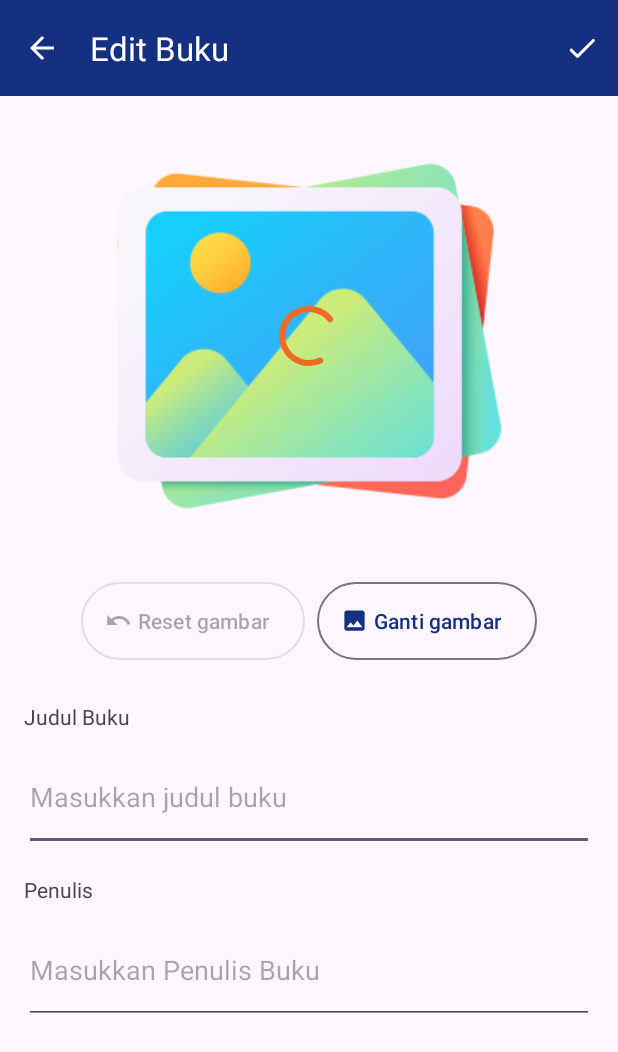
After one commit to novandi18/books-management-android, an Android app: the EditActivity screen opened directly, with no data from a screen before it, on a phone screen of 412 x 824 dp. The commit adds this screen. Shown: the top 1052 px of the screen. Run offline under Robolectric (Android 15) with nearby library versions, the phone set to English and light mode, and no system bars; our stand-ins replace Dagger/Hilt's generated code; pictures from the network do not load.

Commit message:
add edit book

```diff
--- /dev/null
+++ b/app/src/main/res/drawable/ic_check.xml
@@ -0,0 +1,5 @@
+<vector android:height="24dp" android:tint="#FFFFFF"
+    android:viewportHeight="24" android:viewportWidth="24"
+    android:width="24dp" xmlns:android="http://schemas.android.com/apk/res/android">
+    <path android:fillColor="@android:color/white" android:pathData="M9,16.17L5.53,12.7c-0.39,-0.39 -1.02,-0.39 -1.41,0 -0.39,0.39 -0.39,1.02 0,1.41l4.18,4.18c0.39,0.39 1.02,0.39 1.41,0L20.29,7.71c0.39,-0.39 0.39,-1.02 0,-1.41 -0.39,-0.39 -1.02,-0.39 -1.41,0L9,16.17z"/>
+</vector>
--- /dev/null
+++ b/app/src/main/res/drawable/ic_edit.xml
@@ -0,0 +1,5 @@
+<vector android:height="24dp" android:tint="#FFFFFF"
+    android:viewportHeight="24" android:viewportWidth="24"
+    android:width="24dp" xmlns:android="http://schemas.android.com/apk/res/android">
+    <path android:fillColor="@android:color/white" android:pathData="M3,17.46v3.04c0,0.28 0.22,0.5 0.5,0.5h3.04c0.13,0 0.26,-0.05 0.35,-0.15L17.81,9.94l-3.75,-3.75L3.15,17.1c-0.1,0.1 -0.15,0.22 -0.15,0.36zM20.71,7.04c0.39,-0.39 0.39,-1.02 0,-1.41l-2.34,-2.34c-0.39,-0.39 -1.02,-0.39 -1.41,0l-1.83,1.83 3.75,3.75 1.83,-1.83z"/>
+</vector>
--- /dev/null
+++ b/app/src/main/res/drawable/ic_undo.xml
@@ -0,0 +1,5 @@
+<vector android:autoMirrored="true" android:height="24dp"
+    android:tint="#000000" android:viewportHeight="24"
+    android:viewportWidth="24" android:width="24dp" xmlns:android="http://schemas.android.com/apk/res/android">
+    <path android:fillColor="@android:color/black" android:pathData="M12.5,8c-2.65,0 -5.05,0.99 -6.9,2.6L2,7v9h9l-3.62,-3.62c1.39,-1.16 3.16,-1.88 5.12,-1.88 3.54,0 6.55,2.31 7.6,5.5l2.37,-0.78C21.08,11.03 17.15,8 12.5,8z"/>
+</vector>
--- /dev/null
+++ b/app/src/main/res/layout/activity_edit.xml
@@ -0,0 +1,141 @@
+<?xml version="1.0" encoding="utf-8"?>
+<androidx.coordinatorlayout.widget.CoordinatorLayout xmlns:android="http://schemas.android.com/apk/res/android"
+    xmlns:app="http://schemas.android.com/apk/res-auto"
+    xmlns:tools="http://schemas.android.com/tools"
+    android:layout_width="match_parent"
+    android:layout_height="match_parent"
+    tools:context=".ui.edit.EditActivity">
+
+    <com.google.android.material.appbar.AppBarLayout
+        android:layout_width="match_parent"
+        android:layout_height="wrap_content"
+        android:backgroundTint="@color/blue">
+
+        <com.google.android.material.appbar.MaterialToolbar
+            android:id="@+id/topAppBar"
+            android:layout_width="match_parent"
+            android:layout_height="wrap_content"
+            android:minHeight="?attr/actionBarSize"
+            app:title="@string/edit_book"
+            app:menu="@menu/menu_edit"
+            app:navigationIcon="@drawable/ic_back"
+            app:titleTextColor="@color/white"
+            app:navigationIconTint="@color/white"/>
+
+        <com.google.android.material.progressindicator.LinearProgressIndicator
+            android:id="@+id/progress_bar_upload"
+            android:layout_width="match_parent"
+            android:layout_height="wrap_content"
+            app:indicatorColor="@color/orange"
+            android:indeterminate="true"
+            android:visibility="gone"/>
+
+    </com.google.android.material.appbar.AppBarLayout>
+
+    <androidx.core.widget.NestedScrollView
+        android:layout_width="match_parent"
+        android:layout_height="match_parent"
+        app:layout_behavior="@string/appbar_scrolling_view_behavior">
+
+        <LinearLayout
+            android:layout_width="match_parent"
+            android:layout_height="match_parent"
+            android:orientation="vertical"
+            android:paddingHorizontal="16dp">
+
+            <RelativeLayout
+                android:layout_width="wrap_content"
+                android:layout_height="320dp"
+                android:layout_gravity="center_horizontal">
+
+                <ImageView
+                    android:id="@+id/iv_image"
+                    android:layout_width="wrap_content"
+                    android:layout_height="match_parent"
+                    android:src="@drawable/image_preview"
+                    android:layout_gravity="center_horizontal"
+                    android:layout_marginVertical="8dp"
+                    android:contentDescription="@string/upload_image" />
+
+                <com.google.android.material.progressindicator.CircularProgressIndicator
+                    android:id="@+id/progress_bar"
+                    android:layout_width="wrap_content"
+                    android:layout_height="wrap_content"
+                    android:layout_centerInParent="true"
+                    android:indeterminate="true"
+                    tools:progress="100"
+                    app:indicatorColor="@color/orange"/>
+
+            </RelativeLayout>
+
+            <LinearLayout
+                android:layout_width="match_parent"
+                android:layout_height="wrap_content"
+                android:orientation="horizontal"
+                android:gravity="center_horizontal">
+
+                <Button
+                    android:id="@+id/btn_image_reset"
+                    style="@style/Widget.Material3.Button.OutlinedButton.Icon"
+                    android:layout_width="wrap_content"
+                    android:layout_height="60dp"
+                    android:textAlignment="center"
+                    app:icon="@drawable/ic_undo"
+                    android:text="@string/reset_book_image"
+                    android:layout_marginEnd="8dp"
+                    android:enabled="false"/>
+
+                <Button
+                    android:id="@+id/btn_image"
+                    style="@style/Widget.Material3.Button.OutlinedButton.Icon"
+                    android:layout_width="wrap_content"
+                    android:layout_height="60dp"
+                    android:textAlignment="center"
+                    app:icon="@drawable/ic_image"
+                    android:text="@string/change_book_image"/>
+
+            </LinearLayout>
+
+            <TextView
+                android:layout_width="match_parent"
+                android:layout_height="wrap_content"
+                android:layout_marginTop="24dp"
+                android:text="@string/title"/>
+
+            <EditText
+                android:id="@+id/ed_title"
+                android:layout_width="match_parent"
+                android:layout_height="72dp"
+                android:layout_marginTop="8dp"
+                android:inputType="text"
+                android:hint="@string/title_hint"/>
+
+            <TextView
+                android:id="@+id/tv_image_name"
+                android:layout_width="match_parent"
+                android:layout_height="wrap_content"
+                tools:text="jawir_book.jpg"
+                android:layout_marginTop="8dp"
+                android:textAlignment="textEnd"
+                android:visibility="gone"
+                tools:visibility="visible"/>
+
+            <TextView
+                android:layout_width="match_parent"
+                android:layout_height="wrap_content"
+                android:text="@string/author"
+                android:layout_marginTop="16dp"/>
+
+            <EditText
+                android:id="@+id/ed_author"
+                android:layout_width="match_parent"
+                android:layout_height="72dp"
+                android:layout_marginTop="8dp"
+                android:inputType="text"
+                android:hint="@string/author_hint"/>
+
+        </LinearLayout>
+
+    </androidx.core.widget.NestedScrollView>
+
+</androidx.coordinatorlayout.widget.CoordinatorLayout>
--- a/app/src/main/res/menu/menu_book.xml
+++ b/app/src/main/res/menu/menu_book.xml
@@ -8,6 +8,12 @@
         app:showAsAction="ifRoom" />
 
     <item
+        android:id="@+id/book_edit"
+        android:icon="@drawable/ic_edit"
+        android:title="@string/edit_book"
+        app:showAsAction="ifRoom" />
+
+    <item
         android:id="@+id/book_delete"
         android:icon="@drawable/ic_delete"
         android:title="@string/delete_book"
--- /dev/null
+++ b/app/src/main/res/menu/menu_edit.xml
@@ -0,0 +1,9 @@
+<?xml version="1.0" encoding="utf-8"?>
+<menu xmlns:android="http://schemas.android.com/apk/res/android"
+    xmlns:app="http://schemas.android.com/apk/res-auto">
+    <item
+        android:id="@+id/edit_submit"
+        android:icon="@drawable/ic_check"
+        android:title="@string/edit_book"
+        app:showAsAction="ifRoom" />
+</menu>
--- a/app/src/main/res/values/strings.xml
+++ b/app/src/main/res/values/strings.xml
@@ -19,4 +19,10 @@
     <string name="cancel">Batal</string>
     <string name="search_hint">Cari buku</string>
     <string name="favorite">Favorit</string>
+    <string name="edit_book">Edit Buku</string>
+    <string name="edit_book_completed">Buku berhasil diubah</string>
+    <string name="change_book_image">Ganti gambar</string>
+    <string name="reset_book_image">Reset gambar</string>
+    <string name="field_empty_warning">Masukkan nama dan author dulu</string>
+    <string name="image_empty_warning">Pilih gambar dulu</string>
 </resources>
--- a/core/src/main/java/com/novandi/core/repository/BookRepository.kt
+++ b/core/src/main/java/com/novandi/core/repository/BookRepository.kt
@@ -17,4 +17,5 @@ interface BookRepository {
     fun getSearchQuery(query: String): LiveData<List<BookEntity>>
     fun getFavoriteBooks(): LiveData<List<BookEntity>>
     suspend fun updateBookFavorite(isFavorite: Boolean, id: Int)
+    suspend fun updateBook(book: BookEntity)
 }
--- a/core/src/main/java/com/novandi/core/repository/BookRepositoryImpl.kt
+++ b/core/src/main/java/com/novandi/core/repository/BookRepositoryImpl.kt
@@ -62,4 +62,6 @@ class BookRepositoryImpl @Inject constructor(
 
     override suspend fun updateBookFavorite(isFavorite: Boolean, id: Int) =
         bookDao.updateBookFavorite(isFavorite, id)
+
+    override suspend fun updateBook(book: BookEntity) = bookDao.updateBook(book)
 }
--- a/core/src/main/java/com/novandi/core/room/BookDao.kt
+++ b/core/src/main/java/com/novandi/core/room/BookDao.kt
@@ -6,6 +6,7 @@ import androidx.room.Delete
 import androidx.room.Insert
 import androidx.room.OnConflictStrategy
 import androidx.room.Query
+import androidx.room.Update
 
 @Dao
 interface BookDao {
@@ -32,4 +33,7 @@ interface BookDao {
 
     @Query("UPDATE book SET isFavorite = :isFavorite WHERE id = :id")
     suspend fun updateBookFavorite(isFavorite: Boolean, id: Int)
+
+    @Update
+    suspend fun updateBook(book: BookEntity)
 }
```
Also changed, not shown: app/src/main/AndroidManifest.xml (+5 -3 lines), app/src/main/java/com/novandi/books/ui/book/BookActivity.kt (+10 -0 lines), app/src/main/java/com/novandi/books/ui/edit/EditActivity.kt (added, +183 -0 lines), app/src/main/java/com/novandi/books/ui/edit/EditViewModel.kt (added, +45 -0 lines), app/src/main/java/com/novandi/books/ui/newbook/NewBookActivity.kt (+14 -10 lines).
